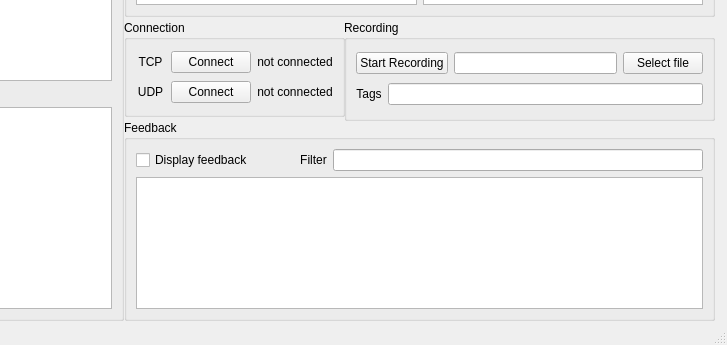
Old version of the form rodrcontrolpanel.ui in the repository ReQ1600/rodr-control-panel; both pictures show x 166 to 893 and y 310 to 655 of the 893 by 655 pixel window.
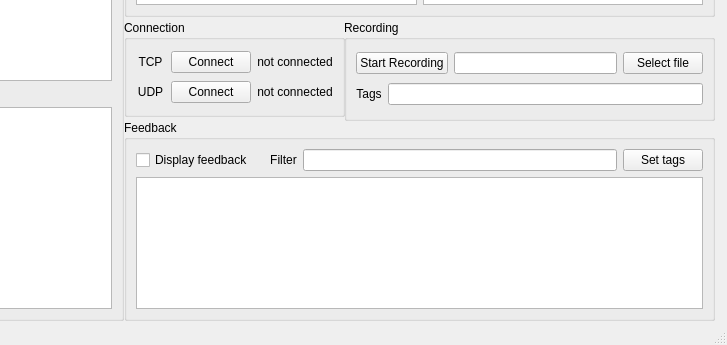
New version of the form.

Commit message: added set tags button to feedback section, implemented feedback column filtering

Diff of the .ui file:
```diff
--- a/rodrcontrolpanel.ui
+++ b/rodrcontrolpanel.ui
@@ -140,7 +140,7 @@
          </property>
          <property name="sizeHint" stdset="0">
           <size>
-           <width>40</width>
+           <width>10</width>
            <height>20</height>
           </size>
          </property>
@@ -175,6 +175,13 @@
          </property>
         </widget>
        </item>
+       <item>
+        <widget class="QPushButton" name="btnFeedTags">
+         <property name="text">
+          <string>Set tags</string>
+         </property>
+        </widget>
+       </item>
       </layout>
      </item>
      <item>
```
The commit also changes 2 other files.
